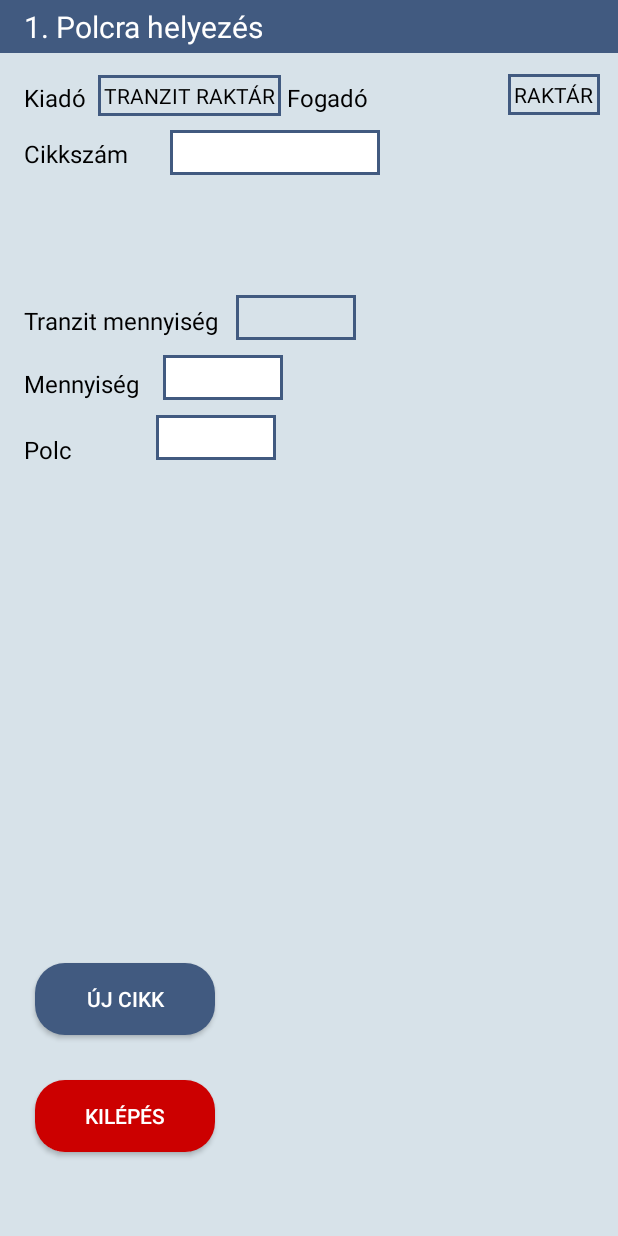
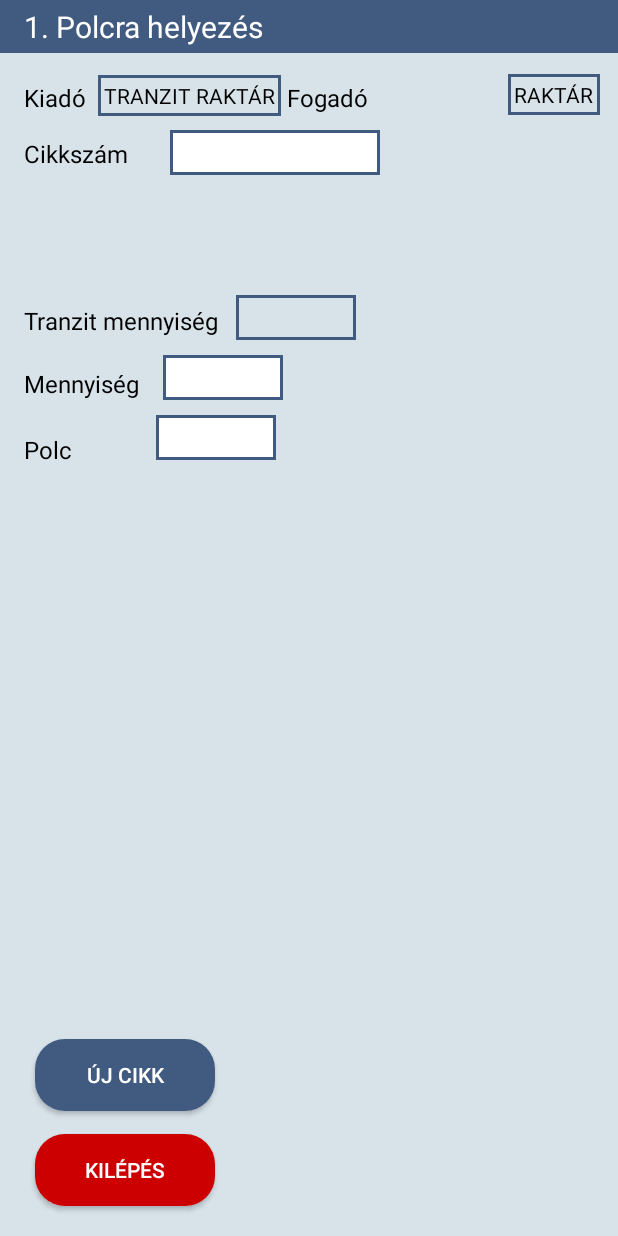
Before and after one commit to 1BlInD3/VirtualKanBan, an Android app: the fragment PolcraHelyezesFragment placed in its activity, on a phone screen of 412 x 824 dp. Run offline under Robolectric (Android 15) with nearby library versions, the phone set to English and light mode, and no system bars; libraries missing offline, so code that uses them is left out: com.honeywell.aidc; 2 statements that could not run were skipped.

Commit message:
locationFragment

```diff
--- a/app/src/main/res/layout/fragment_polcra_helyezes.xml
+++ b/app/src/main/res/layout/fragment_polcra_helyezes.xml
@@ -11,7 +11,7 @@
         android:id="@+id/kilep_polc_btn"
         android:layout_width="120dp"
         android:layout_height="wrap_content"
-        android:layout_marginBottom="56dp"
+        android:layout_marginBottom="20dp"
         android:background="@drawable/buttn"
         android:backgroundTint="@android:color/holo_red_dark"
         android:text="Kilépés"
@@ -283,9 +283,9 @@
         android:id="@+id/ujCikkPolcHelyezes"
         android:layout_width="120dp"
         android:layout_height="wrap_content"
-        android:layout_marginBottom="30dp"
+        android:layout_marginBottom="15dp"
+        android:background="@drawable/buttn"
         android:text="Új cikk"
-        android:background="@drawable/buttn"
         android:textColor="@android:color/white"
         app:layout_constraintBottom_toTopOf="@+id/kilep_polc_btn"
         app:layout_constraintEnd_toEndOf="parent"
--- a/app/src/main/res/values/strings.xml
+++ b/app/src/main/res/values/strings.xml
@@ -6,7 +6,7 @@
     <string name="isPolc">SELECT WarehouseID, BinNumber, InternalName FROM [ScaCompDB].[dbo].VF_SC360300_StockBinNo left outer join [ScaCompDB].[dbo].VF_SC230300_WarehouseInfo ON WarehouseID = Warehouse where BinNumber = ?</string>
     <string name="polcSql">SELECT SC33001 as [StockItem],SUM(SC33005) as [BalanceQty],SUM(SC33008) as [ReceivedQty],MAX(VF_SY240300_QTCategory.TextDescription) as QcCategory,MAX([SC01002]) as Description1,MAX([SC01003]) as Description2,MAX([SC01093]) as IntRem,MAX([SC01094]) as IntRem2,rtrim(MAX([Description])) as Unit ,MAX(WarehouseID)as WarehouseID,MAX(InternalName)as Warehouse	FROM [ScaCompDB].[dbo].[VF_SC360300_StockBinNo] left outer join [ScaCompDB].[dbo].SC330300 on BinNumber = SC33004 left outer join [ScaCompDB].[dbo].[SC010300] on SC33001 = SC01001 left join [ScaCompDB].[dbo].[VF_SCUN0300_UnitCode] on SC01133 = UnitCode LEFT OUTER JOIN [ScaCompDB].[dbo].VF_SY240300_QTCategory ON  SC33038 = VF_SY240300_QTCategory.Key1 left outer join [ScaCompDB].[dbo].VF_SC230300_WarehouseInfo as wi ON wi.Warehouse = WarehouseID	where SC33005 > 0 and BinNumber= ? group by SC33001, SC33010, SC33038</string>
     <string name="cikkSql">SELECT SUM(SC33005) as [BalanceQty], MAX([SC33004])as BinNumber,MAX([ScaCompDB].[dbo].SC230300.SC23002) AS Warehouse, MAX(VF_SY240300_QTCategory.TextDescription) as QcCategory, MAX([SC01002]) as Description1, MAX([SC01003]) as Description2, MAX([SC01093]) as IntRem, MAX([Description]) as Unit, SC33001 as [StockItem] FROM [ScaCompDB].[dbo].[VF_SC360300_StockBinNo] left outer join [ScaCompDB].[dbo].SC330300 on BinNumber = SC33004 left outer join [ScaCompDB].[dbo].[SC010300] on SC33001 = SC01001 left join [ScaCompDB].[dbo].[VF_SCUN0300_UnitCode] on SC01133 = UnitCode LEFT OUTER JOIN [ScaCompDB].[dbo].SC230300 ON [ScaCompDB].[dbo].SC230300.SC23001 = [ScaCompDB].[dbo].SC330300.SC33002 LEFT OUTER JOIN [ScaCompDB].[dbo].VF_SY240300_QTCategory ON  SC33038 = VF_SY240300_QTCategory.Key1 where SC33005 > 0 and SC33001= ? group by SC33001, SC33004, SC33010, case when isnull(SC33038,\'\')=\'\' then \'00\' else SC33038 end";</string>
-    <string name="raktarCheck">SELECT SC33001 AS StockItem, (SC33004) AS BinNumber, SUM(SC33005) AS BalanceQty, SUM(SC33006) AS AllocQty, SUM(SC33007) AS OrderedQty, SUM(SC33008) AS ReceivedQty FROM [ScaCompDB].[dbo].SC330300 WITH (nolock) WHERE SC33001 = ? AND (SC33002 = \'02\') AND (SC33005 > 0) AND (SC33004 &lt;&gt; \'\') AND (LEFT(SC33001, 1) &lt;&gt; \'N\') GROUP BY SC33001,SC33004</string>
+    <string name="raktarCheck">SELECT SC33001 AS StockItem, (SC33004) AS BinNumber,MIN(SC33013) AS Date, SUM(SC33005) AS BalanceQty, SUM(SC33006) AS AllocQty, SUM(SC33007) AS OrderedQty, SUM(SC33008) AS ReceivedQty FROM [ScaCompDB].[dbo].SC330300 WITH (nolock) WHERE SC33001 = ? AND (SC33002 = \'02\') AND (SC33005 > 0) AND (SC33004 &lt;&gt; \'\') AND (LEFT(SC33001, 1) &lt;&gt; \'N\') GROUP BY SC33001,SC33004 ORDER BY Date</string>
     <string name="tranzitCheck">SELECT [StockItem],[BalanceQty],[QCCategory],SC01.Description1,SC01.Description2,SC01.InternRem1,SCU.Description FROM [ScaCompDB].[dbo].[VF_SC330300_StockBatch_Tranzit_Szabad] as SC33 left outer join [ScaCompDB].[dbo].[VF_SC010300_Stockfile] as SC01 on SC33.StockItem = SC01.StockCode left join [ScaCompDB].[dbo].[VF_SCUN0300_UnitCode] as SCU on SC01.UnitCodeStoc = SCU.UnitCode WHERE StockItem= ? AND BalanceQty &lt;&gt; 0 AND left(SC33.StockItem,1) &lt; &gt; \'N\'</string>
     <string name="is01">SELECT WarehouseID, BinNumber, InternalName FROM [ScaCompDB].[dbo].VF_SC360300_StockBinNo left outer join [ScaCompDB].[dbo].VF_SC230300_WarehouseInfo ON WarehouseID = Warehouse Where BinNumber = ? and WarehouseID = \'01\'</string>
     <string name="containerCheck">SELECT id,kontener,termeles_rakhely FROM [leltar].[dbo].kontener where atado = ? and statusz = ?</string>
```
Also changed, not shown: app/src/main/java/com/fusetech/virtualkanban/Fragments/KiszedesLocationFragment.kt (added, +47 -0 lines), app/src/main/res/layout/fragment_kiszedes_location.xml (added, +14 -0 lines).
